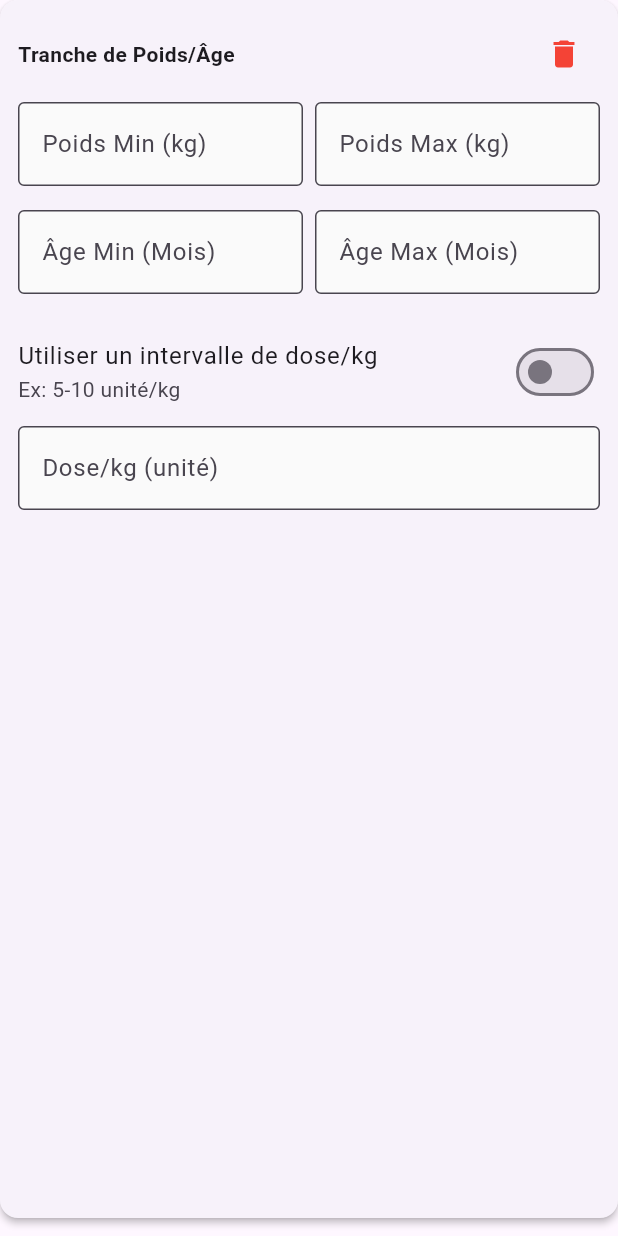
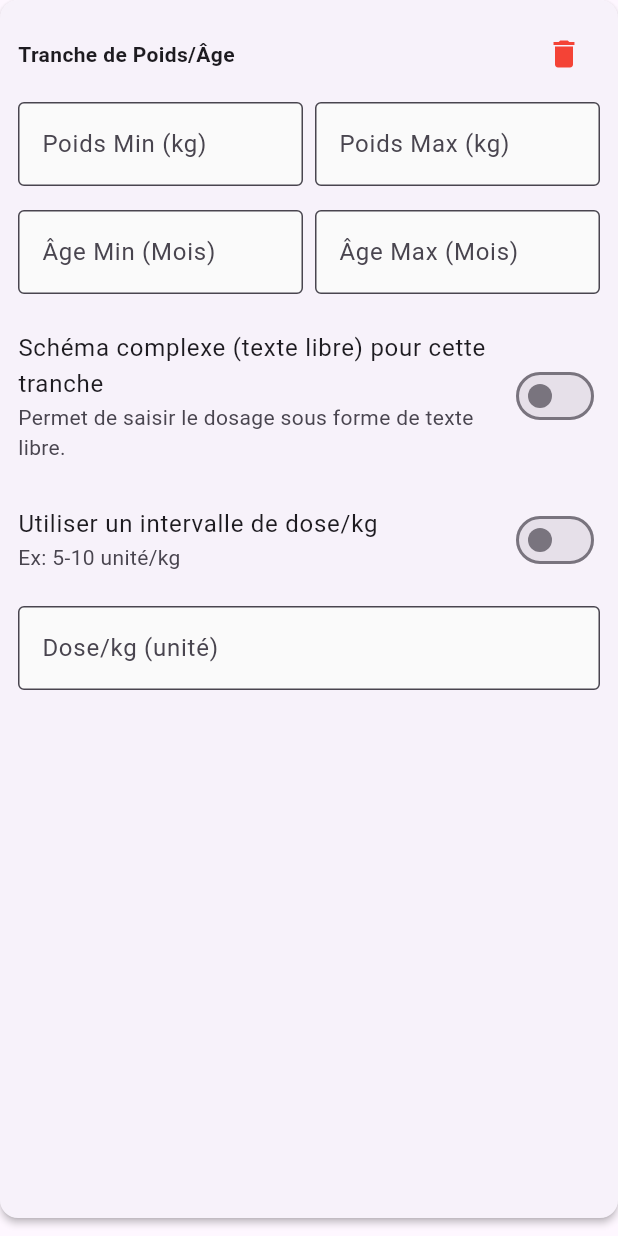
Before and after one commit to Z4rsi0/medication_editor, a Flutter app: the TrancheForm widget shown alone on an empty page, opened directly with empty values, on a phone screen of 412 x 824 dp. Run offline on Flutter 3.47's test engine with Material 3 defaults, Android fonts, the light colour scheme and no system bars.

Commit message:
ajout tranches avec dose fixe

```diff
--- a/lib/screens/posology_screen.dart
+++ b/lib/screens/posology_screen.dart
@@ -154,21 +154,22 @@ class PosologyScreen extends StatelessWidget {
                                 crossAxisAlignment: CrossAxisAlignment.start,
                                 children: [
                                   const SizedBox(height: 4),
-                                  // Réf. à 'frequency' (ligne 144) RÉTIRÉE
+
+                                  // LOGIQUE D'AFFICHAGE MISE À JOUR : PRIORITÉ AUX SCHÉMAS COMPLEXES
                                   if (posology.tranches != null && posology.tranches!.isNotEmpty)
-                                    Text('${posology.tranches!.length} tranche(s) de poids/âge')
-                                  else if (posology.doses != null)
-                                    Text('Schéma: ${posology.doses}')
+                                    Text('Dosage par ${posology.tranches!.length} tranche(s) de poids/âge')
+                                  else if (posology.doses != null && posology.doses!.isNotEmpty)
+                                    Text('Schéma complexe: ${posology.doses}')
                                   else if (posology.doseKg != null)
                                     Text('Dose: ${posology.doseKg} ${posology.unite}/kg')
                                   else if (posology.doseKgMin != null)
                                     Text('Dose: ${posology.doseKgMin}-${posology.doseKgMax} ${posology.unite}/kg'),
+
                                   if (posology.doseMax != null)
                                     Text('Max: ${posology.doseMax} ${posology.unite}'),
                                   if (posology.preparation != null)
                                     Text('Préparation: ${posology.preparation}'),
 
-                                  // Réf. à 'precautions' (lignes 178, 179, 193) RÉTIRÉE
                                 ],
                               ),
                               trailing: Row(
--- a/lib/widgets/posology_form_dialog.dart
+++ b/lib/widgets/posology_form_dialog.dart
@@ -1,3 +1,5 @@
+// posology_form_dialog.dart
+
 import 'package:flutter/material.dart';
 import 'package:flutter/services.dart';
 import 'package:provider/provider.dart';
@@ -26,7 +28,7 @@ class _PosologyFormDialogState extends State<PosologyFormDialog> {
 
   // Controllers
   final _preparationController = TextEditingController();
-  final _dosesController = TextEditingController(); // pour schémas complexes
+  final _dosesController = TextEditingController(); // pour schémas complexes (global)
 
   // Dose simple
   final _doseKgController = TextEditingController();
@@ -39,7 +41,7 @@ class _PosologyFormDialogState extends State<PosologyFormDialog> {
   String? _selectedUnite;
   bool _useDoseRange = false; // dose fixe vs intervalle
   bool _useTranches = false; // tranches de poids/âge
-  bool _useComplexScheme = false; // schéma texte
+  bool _useComplexScheme = false; // schéma texte (global)
 
   // Tranches
   List<TrancheData> _tranches = [];
@@ -106,6 +108,32 @@ class _PosologyFormDialogState extends State<PosologyFormDialog> {
         return;
       }
 
+      // Validation pour les tranches : s'assurer qu'au moins un champ de dose est rempli
+      if (_useTranches) {
+        bool allTranchesHaveDose = _tranches.every((tranche) {
+          if (tranche.useComplexScheme) {
+            return tranche.dosesController.text.trim().isNotEmpty;
+          }
+          if (tranche.useDoseRange) {
+            return tranche.doseKgMinController.text.trim().isNotEmpty &&
+                tranche.doseKgMaxController.text.trim().isNotEmpty;
+          }
+          return tranche.doseKgController.text.trim().isNotEmpty;
+        });
+
+        if (!allTranchesHaveDose) {
+          ScaffoldMessenger.of(context).showSnackBar(
+            const SnackBar(
+                content:
+                    Text('Veuillez spécifier un dosage pour chaque tranche.')),
+          );
+          return;
+        }
+      }
+
+      // Déterminer si un schéma complexe ou des tranches sont utilisés
+      final bool isComplexOrTranchesUsed = _useComplexScheme || _useTranches;
+
       final posology = Posology(
         voie: _selectedVoie!,
         unite: _selectedUnite!,
@@ -114,19 +142,20 @@ class _PosologyFormDialogState extends State<PosologyFormDialog> {
             : _preparationController.text.trim(),
         doseMax: _parseNumber(_doseMaxController.text),
 
-        // Logique de dosage
+        // Logique de dosage : priorité à doses (complexe global) ou tranches
         doses: _useComplexScheme ? _dosesController.text.trim() : null,
         tranches: _useTranches
             ? _tranches.map((td) => td.toTranche()).toList()
             : null,
 
-        doseKg: !_useComplexScheme && !_useTranches && !_useDoseRange
+        // Les champs de dose simple DOIVENT être null si un schéma complexe ou des tranches sont utilisés.
+        doseKg: !isComplexOrTranchesUsed && !_useDoseRange
             ? _parseNumber(_doseKgController.text)
             : null,
-        doseKgMin: !_useComplexScheme && !_useTranches && _useDoseRange
+        doseKgMin: !isComplexOrTranchesUsed && _useDoseRange
             ? _parseNumber(_doseKgMinController.text)
             : null,
-        doseKgMax: !_useComplexScheme && !_useTranches && _useDoseRange
+        doseKgMax: !isComplexOrTranchesUsed && _useDoseRange
             ? _parseNumber(_doseKgMaxController.text)
             : null,
       );
@@ -216,11 +245,11 @@ class _PosologyFormDialogState extends State<PosologyFormDialog> {
             ),
             const SizedBox(height: 16),
 
-            // Switch : Schéma complexe (texte libre)
+            // Switch : Schéma complexe (texte libre) - Global
             SwitchListTile(
-              title: const Text('Schéma complexe (texte libre)'),
+              title: const Text('Schéma complexe global (texte libre)'),
               subtitle: const Text(
-                  'Si le dosage ne peut pas être exprimé par kg'),
+                  'Si le dosage ne peut pas être exprimé par kg ou par tranches.'),
               value: _useComplexScheme,
               onChanged: (bool value) {
                 setState(() {
@@ -255,7 +284,7 @@ class _PosologyFormDialogState extends State<PosologyFormDialog> {
               ),
             ],
 
-            // Affichage des options de dosage si schéma non-complexe
+            // Affichage des options de dosage si schéma non-complexe global
             if (!_useComplexScheme) ...[
               // Switch: Tranches d'âge/poids
               SwitchListTile(
@@ -271,6 +300,7 @@ class _PosologyFormDialogState extends State<PosologyFormDialog> {
                       _doseKgMaxController.clear();
                       _useDoseRange = false;
                       if (_tranches.isEmpty) {
+                        // Assurer au moins une tranche lors de l'activation
                         _tranches.add(TrancheData());
                       }
                     } else {
@@ -434,7 +464,6 @@ class _PosologyFormDialogState extends State<PosologyFormDialog> {
 
 // ====================================================================
 // CLASSES DE SUPPORT POUR LES TRANCHES (TrancheData et TrancheForm)
-// *Ces classes doivent être définies dans ce fichier pour le rendre autonome*
 // ====================================================================
 
 class TrancheData {
@@ -448,7 +477,7 @@ class TrancheData {
   final TextEditingController dosesController = TextEditingController();
 
   bool useDoseRange = false;
-  bool useComplexScheme = false;
+  bool useComplexScheme = false; // Permet le schéma texte libre DANS la tranche
 
   TrancheData();
 
@@ -487,21 +516,24 @@ class TrancheData {
   }
 
   Tranche toTranche() {
+    // Si useComplexScheme est vrai, les autres champs de dose sont nullifiés.
+    final bool useComplex = useComplexScheme;
+
     return Tranche(
       poidsMin: _parseNumber(poidsMinController.text),
       poidsMax: _parseNumber(poidsMaxController.text),
       ageMin: _parseNumber(ageMinController.text),
       ageMax: _parseNumber(ageMaxController.text),
 
-      doses: useComplexScheme ? dosesController.text.trim() : null,
+      doses: useComplex ? dosesController.text.trim() : null,
 
-      doseKg: !useComplexScheme && !useDoseRange
+      doseKg: !useComplex && !useDoseRange
           ? _parseNumber(doseKgController.text)
           : null,
-      doseKgMin: !useComplexScheme && useDoseRange
+      doseKgMin: !useComplex && useDoseRange
           ? _parseNumber(doseKgMinController.text)
           : null,
-      doseKgMax: !useComplexScheme && useDoseRange
+      doseKgMax: !useComplex && useDoseRange
           ? _parseNumber(doseKgMaxController.text)
           : null,
     );
@@ -628,6 +660,49 @@ class _TrancheFormState extends State<TrancheForm> {
             ),
             const SizedBox(height: 16),
 
+            // NOUVEAU: Switch : Schéma complexe (texte libre) pour la tranche
+            SwitchListTile(
+              title:
+                  const Text('Schéma complexe (texte libre) pour cette tranche'),
+              subtitle: const Text(
+                  'Permet de saisir le dosage sous forme de texte libre.'),
+              value: widget.tranche.useComplexScheme,
+              onChanged: (bool value) {
+                setState(() {
+                  widget.tranche.useComplexScheme = value;
+                  // Vider les autres champs de dose si schéma complexe activé
+                  if (value) {
+                    widget.tranche.useDoseRange = false;
+                    widget.tranche.doseKgController.clear();
+                    widget.tranche.doseKgMinController.clear();
+                    widget.tranche.doseKgMaxController.clear();
+                  }
+                  widget.onTrancheChange(widget.tranche);
+                });
+              },
+              contentPadding: EdgeInsets.zero,
+            ),
+            const SizedBox(height: 8),
+
+            // NOUVEAU: Affichage du champ "doses" si schéma complexe
+            if (widget.tranche.useComplexScheme)
+              TextFormField(
+                controller: widget.tranche.dosesController,
+                decoration: const InputDecoration(
+                  labelText: 'Posologie de la tranche (Texte libre)',
+                  border: OutlineInputBorder(),
+                  hintText: 'Ex: S0: 80 mg, S2: 40 mg, S4: 20 mg puis 20 mg/15j',
+                ),
+                maxLines: 3,
+                validator: (value) =>
+                    widget.tranche.useComplexScheme &&
+                            (value == null || value.trim().isEmpty)
+                        ? 'Saisissez la posologie complexe'
+                        : null,
+              )
+            else // Bloc pour Dose Simple ou Intervalle (SI PAS de Schéma Complexe)
+              Column(
+                children: [
                   // Dose simple vs Intervalle de dose
                   SwitchListTile(
                     title: const Text('Utiliser un intervalle de dose/kg'),
@@ -641,6 +716,7 @@ class _TrancheFormState extends State<TrancheForm> {
                     },
                     contentPadding: EdgeInsets.zero,
                   ),
+                  const SizedBox(height: 8),
 
                   if (widget.tranche.useDoseRange)
                     Row(
@@ -655,8 +731,14 @@ class _TrancheFormState extends State<TrancheForm> {
                               border: const OutlineInputBorder(),
                             ),
                             inputFormatters: [
-                        FilteringTextInputFormatter.allow(RegExp(r'^\d*\.?\d*')),
+                              FilteringTextInputFormatter.allow(
+                                  RegExp(r'^\d*\.?\d*')),
                             ],
+                             validator: (value) =>
+                                widget.tranche.useDoseRange &&
+                                        (value == null || value.trim().isEmpty)
+                                    ? 'Requis'
+                                    : null,
                           ),
                         ),
                         const SizedBox(width: 8),
@@ -670,8 +752,14 @@ class _TrancheFormState extends State<TrancheForm> {
                               border: const OutlineInputBorder(),
                             ),
                             inputFormatters: [
-                        FilteringTextInputFormatter.allow(RegExp(r'^\d*\.?\d*')),
+                              FilteringTextInputFormatter.allow(
+                                  RegExp(r'^\d*\.?\d*')),
                             ],
+                             validator: (value) =>
+                                widget.tranche.useDoseRange &&
+                                        (value == null || value.trim().isEmpty)
+                                    ? 'Requis'
+                                    : null,
                           ),
                         ),
                       ],
@@ -687,6 +775,13 @@ class _TrancheFormState extends State<TrancheForm> {
                       inputFormatters: [
                         FilteringTextInputFormatter.allow(RegExp(r'^\d*\.?\d*')),
                       ],
+                       validator: (value) =>
+                          !widget.tranche.useDoseRange &&
+                                  (value == null || value.trim().isEmpty)
+                              ? 'Requis'
+                              : null,
+                    ),
+                ],
               ),
           ],
         ),
```
Lines whose indentation alone changed are shown as unchanged.
